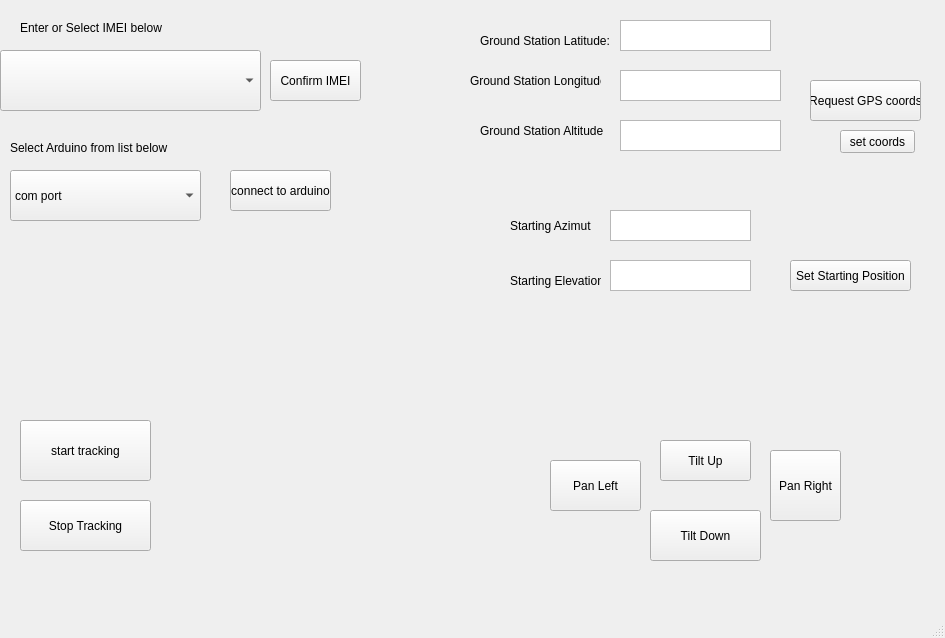
mathias314/Ground-Station-Tracker, file QtDesignerUI.ui: the form before one commit.
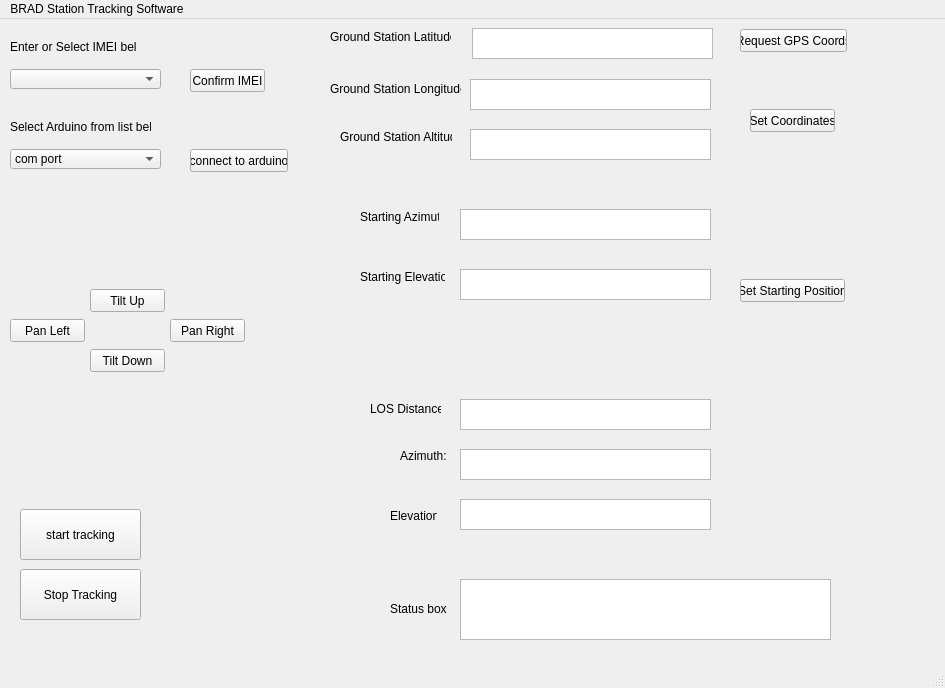
The form after the commit.

Commit message: adding output for calculations to the GUI thread

The edit to the form file:
```diff
--- a/QtDesignerUI.ui
+++ b/QtDesignerUI.ui
@@ -7,122 +7,32 @@
     <x>0</x>
     <y>0</y>
     <width>945</width>
-    <height>638</height>
+    <height>688</height>
    </rect>
   </property>
   <property name="windowTitle">
    <string>MainWindow</string>
   </property>
   <widget class="QWidget" name="centralwidget">
-   <widget class="QPushButton" name="tiltUpButton">
-    <property name="geometry">
-     <rect>
-      <x>660</x>
-      <y>440</y>
-      <width>91</width>
-      <height>41</height>
-     </rect>
-    </property>
-    <property name="text">
-     <string>Tilt Up</string>
-    </property>
-   </widget>
-   <widget class="QPushButton" name="tiltDownButton">
-    <property name="geometry">
-     <rect>
-      <x>650</x>
-      <y>510</y>
-      <width>111</width>
-      <height>51</height>
-     </rect>
-    </property>
-    <property name="text">
-     <string>Tilt Down</string>
-    </property>
-   </widget>
-   <widget class="QPushButton" name="panLeftButton">
-    <property name="geometry">
-     <rect>
-      <x>550</x>
-      <y>460</y>
-      <width>91</width>
-      <height>51</height>
-     </rect>
-    </property>
-    <property name="text">
-     <string>Pan Left</string>
-    </property>
-   </widget>
-   <widget class="QPushButton" name="panRightButton">
-    <property name="geometry">
-     <rect>
-      <x>770</x>
-      <y>450</y>
-      <width>71</width>
-      <height>71</height>
-     </rect>
-    </property>
-    <property name="text">
-     <string>Pan Right</string>
-    </property>
-   </widget>
-   <widget class="QComboBox" name="IMEIComboBox">
-    <property name="geometry">
-     <rect>
-      <x>0</x>
-      <y>50</y>
-      <width>261</width>
-      <height>61</height>
-     </rect>
-    </property>
-   </widget>
-   <widget class="QComboBox" name="COMPortComboBox">
-    <property name="geometry">
-     <rect>
-      <x>10</x>
-      <y>170</y>
-      <width>191</width>
-      <height>51</height>
-     </rect>
-    </property>
-    <item>
-     <property name="text">
-      <string>com port</string>
-     </property>
-    </item>
-   </widget>
    <widget class="QPushButton" name="startButton">
     <property name="geometry">
      <rect>
       <x>20</x>
-      <y>420</y>
-      <width>131</width>
-      <height>61</height>
+      <y>490</y>
+      <width>121</width>
+      <height>51</height>
      </rect>
     </property>
     <property name="text">
      <string>start tracking</string>
     </property>
    </widget>
-   <widget class="QPushButton" name="connectToArduinoButton">
-    <property name="geometry">
-     <rect>
-      <x>230</x>
-      <y>170</y>
-      <width>101</width>
-      <height>41</height>
-     </rect>
-    </property>
-    <property name="text">
-     <string>connect to arduino</string>
-    </property>
-   </widget>
    <widget class="QPushButton" name="stopTrackingButton">
     <property name="geometry">
      <rect>
       <x>20</x>
-      <y>500</y>
-      <width>131</width>
+      <y>550</y>
+      <width>121</width>
       <height>51</height>
      </rect>
     </property>
@@ -130,94 +40,12 @@
      <string>Stop Tracking</string>
     </property>
    </widget>
-   <widget class="QLabel" name="label">
-    <property name="geometry">
-     <rect>
-      <x>480</x>
-      <y>20</y>
-      <width>131</width>
-      <height>41</height>
-     </rect>
-    </property>
-    <property name="text">
-     <string>Ground Station Latitude: </string>
-    </property>
-   </widget>
-   <widget class="QPushButton" name="confirmGSLocationButton">
-    <property name="geometry">
-     <rect>
-      <x>840</x>
-      <y>130</y>
-      <width>75</width>
-      <height>23</height>
-     </rect>
-    </property>
-    <property name="text">
-     <string>set coords</string>
-    </property>
-   </widget>
-   <widget class="QPlainTextEdit" name="GSLatBox">
-    <property name="geometry">
-     <rect>
-      <x>620</x>
-      <y>20</y>
-      <width>151</width>
-      <height>31</height>
-     </rect>
-    </property>
-   </widget>
-   <widget class="QPlainTextEdit" name="GSLongBox">
-    <property name="geometry">
-     <rect>
-      <x>620</x>
-      <y>70</y>
-      <width>161</width>
-      <height>31</height>
-     </rect>
-    </property>
-   </widget>
-   <widget class="QPlainTextEdit" name="GSAltBox">
-    <property name="geometry">
-     <rect>
-      <x>620</x>
-      <y>120</y>
-      <width>161</width>
-      <height>31</height>
-     </rect>
-    </property>
-   </widget>
-   <widget class="QLabel" name="label_2">
-    <property name="geometry">
-     <rect>
-      <x>470</x>
-      <y>70</y>
-      <width>131</width>
-      <height>21</height>
-     </rect>
-    </property>
-    <property name="text">
-     <string>Ground Station Longitude</string>
-    </property>
-   </widget>
-   <widget class="QLabel" name="label_3">
-    <property name="geometry">
-     <rect>
-      <x>480</x>
-      <y>120</y>
-      <width>131</width>
-      <height>21</height>
-     </rect>
-    </property>
-    <property name="text">
-     <string>Ground Station Altitude</string>
-    </property>
-   </widget>
    <widget class="QPlainTextEdit" name="startingAzimuthBox">
     <property name="geometry">
      <rect>
-      <x>610</x>
-      <y>210</y>
-      <width>141</width>
+      <x>460</x>
+      <y>190</y>
+      <width>251</width>
       <height>31</height>
      </rect>
     </property>
@@ -225,9 +53,9 @@
    <widget class="QPlainTextEdit" name="startingElevationBox">
     <property name="geometry">
      <rect>
-      <x>610</x>
-      <y>260</y>
-      <width>141</width>
+      <x>460</x>
+      <y>250</y>
+      <width>251</width>
       <height>31</height>
      </rect>
     </property>
@@ -235,10 +63,10 @@
    <widget class="QLabel" name="label_4">
     <property name="geometry">
      <rect>
-      <x>510</x>
-      <y>210</y>
-      <width>81</width>
-      <height>31</height>
+      <x>360</x>
+      <y>190</y>
+      <width>79</width>
+      <height>16</height>
      </rect>
     </property>
     <property name="text">
@@ -248,10 +76,10 @@
    <widget class="QLabel" name="label_5">
     <property name="geometry">
      <rect>
-      <x>510</x>
-      <y>260</y>
-      <width>91</width>
-      <height>41</height>
+      <x>360</x>
+      <y>250</y>
+      <width>85</width>
+      <height>16</height>
      </rect>
     </property>
     <property name="text">
@@ -261,36 +89,175 @@
    <widget class="QPushButton" name="calibrateButton">
     <property name="geometry">
      <rect>
-      <x>790</x>
+      <x>740</x>
       <y>260</y>
-      <width>121</width>
-      <height>31</height>
+      <width>105</width>
+      <height>23</height>
      </rect>
     </property>
     <property name="text">
      <string>Set Starting Position</string>
     </property>
    </widget>
+   <widget class="QLabel" name="label">
+    <property name="geometry">
+     <rect>
+      <x>330</x>
+      <y>10</y>
+      <width>121</width>
+      <height>16</height>
+     </rect>
+    </property>
+    <property name="text">
+     <string>Ground Station Latitude: </string>
+    </property>
+   </widget>
+   <widget class="QPlainTextEdit" name="GSLatBox">
+    <property name="geometry">
+     <rect>
+      <x>472</x>
+      <y>9</y>
+      <width>241</width>
+      <height>31</height>
+     </rect>
+    </property>
+   </widget>
+   <widget class="QLabel" name="label_7">
+    <property name="geometry">
+     <rect>
+      <x>10</x>
+      <y>100</y>
+      <width>141</width>
+      <height>16</height>
+     </rect>
+    </property>
+    <property name="text">
+     <string>Select Arduino from list below</string>
+    </property>
+   </widget>
+   <widget class="QComboBox" name="COMPortComboBox">
+    <property name="geometry">
+     <rect>
+      <x>10</x>
+      <y>130</y>
+      <width>151</width>
+      <height>20</height>
+     </rect>
+    </property>
+    <item>
+     <property name="text">
+      <string>com port</string>
+     </property>
+    </item>
+   </widget>
+   <widget class="QPushButton" name="connectToArduinoButton">
+    <property name="geometry">
+     <rect>
+      <x>190</x>
+      <y>130</y>
+      <width>98</width>
+      <height>23</height>
+     </rect>
+    </property>
+    <property name="text">
+     <string>connect to arduino</string>
+    </property>
+   </widget>
+   <widget class="QPushButton" name="tiltUpButton">
+    <property name="geometry">
+     <rect>
+      <x>90</x>
+      <y>270</y>
+      <width>75</width>
+      <height>23</height>
+     </rect>
+    </property>
+    <property name="text">
+     <string>Tilt Up</string>
+    </property>
+   </widget>
+   <widget class="QPushButton" name="panLeftButton">
+    <property name="geometry">
+     <rect>
+      <x>10</x>
+      <y>300</y>
+      <width>75</width>
+      <height>23</height>
+     </rect>
+    </property>
+    <property name="text">
+     <string>Pan Left</string>
+    </property>
+   </widget>
+   <widget class="QPushButton" name="panRightButton">
+    <property name="geometry">
+     <rect>
+      <x>170</x>
+      <y>300</y>
+      <width>75</width>
+      <height>23</height>
+     </rect>
+    </property>
+    <property name="text">
+     <string>Pan Right</string>
+    </property>
+   </widget>
+   <widget class="QPushButton" name="tiltDownButton">
+    <property name="geometry">
+     <rect>
+      <x>90</x>
+      <y>330</y>
+      <width>75</width>
+      <height>23</height>
+     </rect>
+    </property>
+    <property name="text">
+     <string>Tilt Down</string>
+    </property>
+   </widget>
+   <widget class="QPushButton" name="confirmGSLocationButton">
+    <property name="geometry">
+     <rect>
+      <x>750</x>
+      <y>90</y>
+      <width>85</width>
+      <height>23</height>
+     </rect>
+    </property>
+    <property name="text">
+     <string>Set Coordinates</string>
+    </property>
+   </widget>
    <widget class="QPushButton" name="GPSRequestButton">
     <property name="geometry">
      <rect>
-      <x>810</x>
-      <y>80</y>
-      <width>111</width>
-      <height>41</height>
+      <x>740</x>
+      <y>10</y>
+      <width>107</width>
+      <height>23</height>
      </rect>
     </property>
     <property name="text">
-     <string>Request GPS coords</string>
+     <string>Request GPS Coords</string>
+    </property>
+   </widget>
+   <widget class="QComboBox" name="IMEIComboBox">
+    <property name="geometry">
+     <rect>
+      <x>10</x>
+      <y>50</y>
+      <width>151</width>
+      <height>20</height>
+     </rect>
     </property>
    </widget>
    <widget class="QPushButton" name="confirmIMEIButton">
     <property name="geometry">
      <rect>
-      <x>270</x>
-      <y>60</y>
-      <width>91</width>
-      <height>41</height>
+      <x>190</x>
+      <y>50</y>
+      <width>75</width>
+      <height>23</height>
      </rect>
     </property>
     <property name="text">
@@ -300,9 +267,9 @@
    <widget class="QLabel" name="label_6">
     <property name="geometry">
      <rect>
-      <x>20</x>
+      <x>10</x>
       <y>20</y>
-      <width>221</width>
+      <width>127</width>
       <height>16</height>
      </rect>
     </property>
@@ -313,14 +280,139 @@
    <widget class="QLabel" name="label_7">
     <property name="geometry">
      <rect>
-      <x>10</x>
-      <y>140</y>
-      <width>161</width>
+      <x>330</x>
+      <y>60</y>
+      <width>131</width>
+      <height>20</height>
+     </rect>
+    </property>
+    <property name="text">
+     <string>Ground Station Longitude:</string>
+    </property>
+   </widget>
+   <widget class="QPlainTextEdit" name="GSLongBox">
+    <property name="geometry">
+     <rect>
+      <x>470</x>
+      <y>60</y>
+      <width>241</width>
+      <height>31</height>
+     </rect>
+    </property>
+   </widget>
+   <widget class="QLabel" name="label_3">
+    <property name="geometry">
+     <rect>
+      <x>340</x>
+      <y>110</y>
+      <width>112</width>
       <height>16</height>
      </rect>
     </property>
     <property name="text">
-     <string>Select Arduino from list below</string>
+     <string>Ground Station Altitude</string>
+    </property>
+   </widget>
+   <widget class="QPlainTextEdit" name="GSAltBox">
+    <property name="geometry">
+     <rect>
+      <x>470</x>
+      <y>110</y>
+      <width>241</width>
+      <height>31</height>
+     </rect>
+    </property>
+   </widget>
+   <widget class="QPlainTextEdit" name="distanceDisplay">
+    <property name="geometry">
+     <rect>
+      <x>460</x>
+      <y>380</y>
+      <width>251</width>
+      <height>31</height>
+     </rect>
+    </property>
+   </widget>
+   <widget class="QPlainTextEdit" name="azimuthDisplay">
+    <property name="geometry">
+     <rect>
+      <x>460</x>
+      <y>430</y>
+      <width>251</width>
+      <height>31</height>
+     </rect>
+    </property>
+   </widget>
+   <widget class="QPlainTextEdit" name="elevationDisplay">
+    <property name="geometry">
+     <rect>
+      <x>460</x>
+      <y>480</y>
+      <width>251</width>
+      <height>31</height>
+     </rect>
+    </property>
+   </widget>
+   <widget class="QPlainTextEdit" name="errorMessageBox">
+    <property name="geometry">
+     <rect>
+      <x>460</x>
+      <y>560</y>
+      <width>371</width>
+      <height>61</height>
+     </rect>
+    </property>
+   </widget>
+   <widget class="QLabel" name="label_8">
+    <property name="geometry">
+     <rect>
+      <x>370</x>
+      <y>380</y>
+      <width>71</width>
+      <height>20</height>
+     </rect>
+    </property>
+    <property name="text">
+     <string>LOS Distance:</string>
+    </property>
+   </widget>
+   <widget class="QLabel" name="label_9">
+    <property name="geometry">
+     <rect>
+      <x>400</x>
+      <y>430</y>
+      <width>47</width>
+      <height>13</height>
+     </rect>
+    </property>
+    <property name="text">
+     <string>Azimuth:</string>
+    </property>
+   </widget>
+   <widget class="QLabel" name="label_10">
+    <property name="geometry">
+     <rect>
+      <x>390</x>
+      <y>490</y>
+      <width>47</width>
+      <height>13</height>
+     </rect>
+    </property>
+    <property name="text">
+     <string>Elevation:</string>
+    </property>
+   </widget>
+   <widget class="QLabel" name="label_11">
+    <property name="geometry">
+     <rect>
+      <x>390</x>
+      <y>580</y>
+      <width>71</width>
+      <height>20</height>
+     </rect>
+    </property>
+    <property name="text">
+     <string>Status box</string>
     </property>
    </widget>
   </widget>
@@ -333,6 +425,12 @@
      <height>21</height>
     </rect>
    </property>
+   <widget class="QMenu" name="menuBRAD_Station_Tracking_Software">
+    <property name="title">
+     <string>BRAD Station Tracking Software</string>
+    </property>
+   </widget>
+   <addaction name="menuBRAD_Station_Tracking_Software"/>
   </widget>
   <widget class="QStatusBar" name="statusbar"/>
  </widget>
```
Left out of the diff: 19 changed lines with no effect on the pictures. The commit also changes 2 other files.
